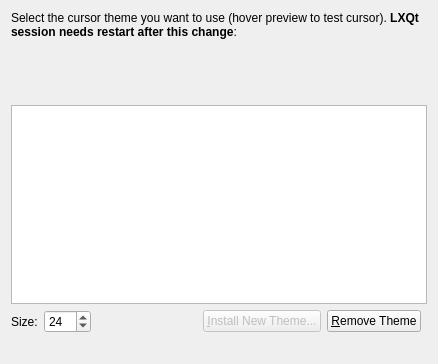
First picture: the form in liblxqt-config-cursor/selectwnd.ui, repository lxqt/lxqt-config, before the edit.
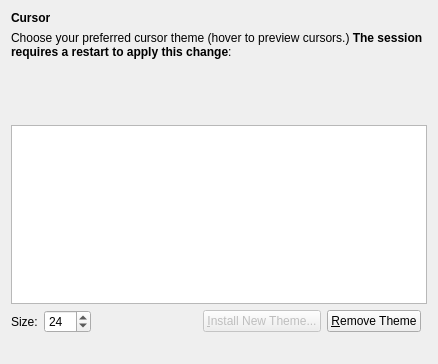
Second picture: the form after the edit. Custom widgets are drawn as their Qt base class.

Commit message: Reword 'Cursor' strings

```diff
--- a/liblxqt-config-cursor/selectwnd.ui
+++ b/liblxqt-config-cursor/selectwnd.ui
@@ -15,9 +15,22 @@
   </property>
   <layout class="QGridLayout" name="gridLayout">
    <item row="0" column="0" colspan="6">
+    <widget class="QLabel" name="label">
+     <property name="font">
+      <font>
+       <weight>75</weight>
+       <bold>true</bold>
+      </font>
+     </property>
+     <property name="text">
+      <string>Cursor</string>
+     </property>
+    </widget>
+   </item>
+   <item row="1" column="0" colspan="6">
     <widget class="QLabel" name="infoLabel">
      <property name="text">
-      <string>Select the cursor theme you want to use (hover preview to test cursor). &lt;b&gt;LXQt session needs restart after this change&lt;/b&gt;:</string>
+      <string>Choose your preferred cursor theme (hover to preview cursors.) &lt;b&gt;The session requires a restart to apply this change&lt;/b&gt;:</string>
      </property>
      <property name="wordWrap">
       <bool>true</bool>
@@ -28,6 +41,9 @@
     <widget class="WarningLabel" name="warningLabel" native="true"/>
    </item>
    <item row="2" column="0" colspan="6">
+    <widget class="WarningLabel" name="warningLabel" native="true"/>
+   </item>
+   <item row="3" column="0" colspan="6">
     <widget class="PreviewWidget" name="preview" native="true">
      <property name="sizePolicy">
       <sizepolicy hsizetype="Preferred" vsizetype="Preferred">
@@ -43,7 +59,7 @@
      </property>
     </widget>
    </item>
-   <item row="3" column="0" colspan="6">
+   <item row="4" column="0" colspan="6">
     <widget class="QListView" name="lbThemes">
      <property name="editTriggers">
       <set>QAbstractItemView::NoEditTriggers</set>
```
Left out of the diff: 3 changed lines with no effect on the pictures.
